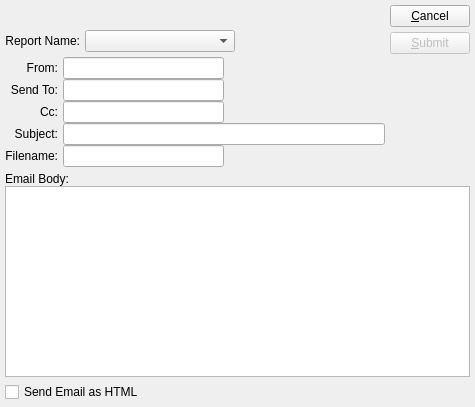
First picture: the form in xtuple/trunk/guiclient/deliverSalesOrder.ui, repository WooodHead/xtuple, before the edit.
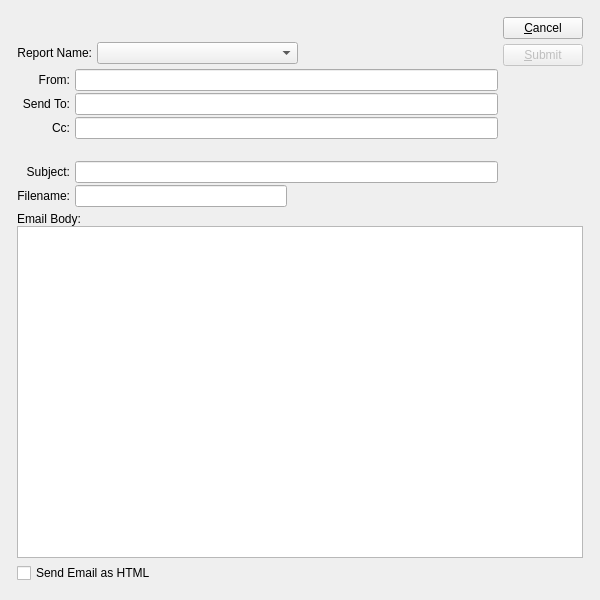
Second picture: the form after the edit. Custom widgets are drawn as their Qt base class.

Patch:
```diff
--- a/xtuple/trunk/guiclient/deliverSalesOrder.ui
+++ b/xtuple/trunk/guiclient/deliverSalesOrder.ui
@@ -5,19 +5,29 @@
    <rect>
     <x>0</x>
     <y>0</y>
-    <width>475</width>
-    <height>407</height>
+    <width>600</width>
+    <height>600</height>
    </rect>
   </property>
   <property name="windowTitle" >
    <string>E-mail Sales Order Form</string>
   </property>
-  <layout class="QVBoxLayout" >
-   <item>
-    <layout class="QHBoxLayout" >
-     <item>
-      <layout class="QVBoxLayout" >
-       <item>
+  <layout class="QGridLayout" >
+   <item row="0" column="0" >
+    <layout class="QGridLayout" >
+     <property name="leftMargin" >
+      <number>12</number>
+     </property>
+     <property name="topMargin" >
+      <number>12</number>
+     </property>
+     <property name="rightMargin" >
+      <number>12</number>
+     </property>
+     <property name="bottomMargin" >
+      <number>12</number>
+     </property>
+     <item row="0" column="0" >
         <layout class="QHBoxLayout" >
          <item>
           <widget class="SoCluster" name="_so" >
@@ -41,7 +51,53 @@
          </item>
         </layout>
        </item>
+     <item rowspan="3" row="0" column="1" >
+      <layout class="QVBoxLayout" >
+       <property name="spacing" >
+        <number>5</number>
+       </property>
        <item>
+        <widget class="QPushButton" name="_close" >
+         <property name="text" >
+          <string>&amp;Cancel</string>
+         </property>
+        </widget>
+       </item>
+       <item>
+        <widget class="QPushButton" name="_submit" >
+         <property name="enabled" >
+          <bool>false</bool>
+         </property>
+         <property name="text" >
+          <string>&amp;Submit</string>
+         </property>
+         <property name="shortcut" >
+          <string>Alt+S</string>
+         </property>
+         <property name="default" >
+          <bool>true</bool>
+         </property>
+        </widget>
+       </item>
+       <item>
+        <spacer>
+         <property name="orientation" >
+          <enum>Qt::Vertical</enum>
+         </property>
+         <property name="sizeType" >
+          <enum>QSizePolicy::Expanding</enum>
+         </property>
+         <property name="sizeHint" >
+          <size>
+           <width>20</width>
+           <height>20</height>
+          </size>
+         </property>
+        </spacer>
+       </item>
+      </layout>
+     </item>
+     <item row="1" column="0" >
         <layout class="QHBoxLayout" >
          <item>
           <widget class="QLabel" name="_reportLit" >
@@ -78,17 +134,12 @@
          </item>
         </layout>
        </item>
-       <item>
-        <layout class="QHBoxLayout" >
-         <property name="spacing" >
-          <number>5</number>
-         </property>
-         <item>
-          <layout class="QVBoxLayout" >
-           <property name="spacing" >
-            <number>0</number>
-           </property>
-           <item>
+     <item row="2" column="0" >
+      <layout class="QGridLayout" >
+       <property name="verticalSpacing" >
+        <number>2</number>
+       </property>
+       <item row="0" column="0" >
             <widget class="QLabel" name="_fromEmailLit" >
              <property name="text" >
               <string>From:</string>
@@ -98,7 +149,10 @@
              </property>
             </widget>
            </item>
-           <item>
+       <item row="0" column="1" >
+        <widget class="XLineEdit" name="_fromEmail" />
+       </item>
+       <item row="1" column="0" >
             <widget class="QLabel" name="_emailLit" >
              <property name="text" >
               <string>Send To:</string>
@@ -108,7 +162,10 @@
              </property>
             </widget>
            </item>
-           <item>
+       <item row="1" column="1" >
+        <widget class="XLineEdit" name="_email" />
+       </item>
+       <item row="2" column="0" >
             <widget class="QLabel" name="_ccLit" >
              <property name="text" >
               <string>Cc:</string>
@@ -118,7 +175,10 @@
              </property>
             </widget>
            </item>
-           <item>
+       <item row="2" column="1" >
+        <widget class="XLineEdit" name="_cc" />
+       </item>
+       <item row="4" column="0" >
             <widget class="QLabel" name="_subjectLit" >
              <property name="text" >
               <string>Subject:</string>
@@ -128,7 +188,10 @@
              </property>
             </widget>
            </item>
-           <item>
+       <item row="4" column="1" >
+        <widget class="XLineEdit" name="_subject" />
+       </item>
+       <item row="5" column="0" >
             <widget class="QLabel" name="_fileNameLit" >
              <property name="text" >
               <string>Filename:</string>
@@ -138,95 +201,7 @@
              </property>
             </widget>
            </item>
-          </layout>
-         </item>
-         <item>
-          <layout class="QVBoxLayout" >
-           <property name="spacing" >
-            <number>0</number>
-           </property>
-           <item>
-            <layout class="QHBoxLayout" >
-             <property name="spacing" >
-              <number>0</number>
-             </property>
-             <item>
-              <widget class="XLineEdit" name="_fromEmail" />
-             </item>
-             <item>
-              <spacer>
-               <property name="orientation" >
-                <enum>Qt::Horizontal</enum>
-               </property>
-               <property name="sizeType" >
-                <enum>QSizePolicy::Expanding</enum>
-               </property>
-               <property name="sizeHint" >
-                <size>
-                 <width>41</width>
-                 <height>10</height>
-                </size>
-               </property>
-              </spacer>
-             </item>
-            </layout>
-           </item>
-           <item>
-            <layout class="QHBoxLayout" >
-             <property name="spacing" >
-              <number>0</number>
-             </property>
-             <item>
-              <widget class="XLineEdit" name="_email" />
-             </item>
-             <item>
-              <spacer>
-               <property name="orientation" >
-                <enum>Qt::Horizontal</enum>
-               </property>
-               <property name="sizeType" >
-                <enum>QSizePolicy::Expanding</enum>
-               </property>
-               <property name="sizeHint" >
-                <size>
-                 <width>41</width>
-                 <height>10</height>
-                </size>
-               </property>
-              </spacer>
-             </item>
-            </layout>
-           </item>
-           <item>
-            <layout class="QHBoxLayout" >
-             <property name="spacing" >
-              <number>0</number>
-             </property>
-             <item>
-              <widget class="XLineEdit" name="_cc" />
-             </item>
-             <item>
-              <spacer>
-               <property name="orientation" >
-                <enum>Qt::Horizontal</enum>
-               </property>
-               <property name="sizeType" >
-                <enum>QSizePolicy::Expanding</enum>
-               </property>
-               <property name="sizeHint" >
-                <size>
-                 <width>41</width>
-                 <height>10</height>
-                </size>
-               </property>
-              </spacer>
-             </item>
-            </layout>
-           </item>
-           <item>
-            <widget class="XLineEdit" name="_subject" />
-           </item>
-           <item>
+       <item row="5" column="1" >
             <layout class="QHBoxLayout" >
              <property name="spacing" >
               <number>0</number>
@@ -252,48 +227,11 @@
              </item>
             </layout>
            </item>
-          </layout>
-         </item>
-        </layout>
-       </item>
-      </layout>
-     </item>
-     <item>
-      <layout class="QVBoxLayout" >
-       <property name="spacing" >
-        <number>5</number>
-       </property>
-       <item>
-        <widget class="QPushButton" name="_close" >
-         <property name="text" >
-          <string>&amp;Cancel</string>
-         </property>
-        </widget>
-       </item>
-       <item>
-        <widget class="QPushButton" name="_submit" >
-         <property name="enabled" >
-          <bool>false</bool>
-         </property>
-         <property name="text" >
-          <string>&amp;Submit</string>
-         </property>
-         <property name="shortcut" >
-          <string>Alt+S</string>
-         </property>
-         <property name="default" >
-          <bool>true</bool>
-         </property>
-        </widget>
-       </item>
-       <item>
+       <item row="3" column="1" >
         <spacer>
          <property name="orientation" >
           <enum>Qt::Vertical</enum>
          </property>
-         <property name="sizeType" >
-          <enum>QSizePolicy::Expanding</enum>
-         </property>
          <property name="sizeHint" >
           <size>
            <width>20</width>
@@ -304,10 +242,8 @@
        </item>
       </layout>
      </item>
-    </layout>
-   </item>
-   <item>
-    <widget class="QFrame" name="frame" >
+     <item row="3" column="0" colspan="2" >
+      <widget class="QFrame" name="_frame" >
      <property name="sizePolicy" >
       <sizepolicy vsizetype="Expanding" hsizetype="Preferred" >
        <horstretch>0</horstretch>
@@ -352,14 +288,16 @@
      </layout>
     </widget>
    </item>
-   <item>
-    <widget class="XCheckBox" name="_emailHTML" >
+     <item row="4" column="0" colspan="2" >
+      <widget class="QCheckBox" name="_emailHTML" >
      <property name="text" >
       <string>Send Email as HTML</string>
      </property>
     </widget>
    </item>
   </layout>
+   </item>
+  </layout>
  </widget>
  <layoutdefault spacing="5" margin="5" />
  <pixmapfunction>qPixmapFromMimeSource</pixmapfunction>
@@ -369,11 +307,6 @@
    <extends>QWidget</extends>
    <header>socluster.h</header>
   </customwidget>
-  <customwidget>
-   <class>XCheckBox</class>
-   <extends>QCheckBox</extends>
-   <header>xcheckbox.h</header>
-  </customwidget>
   <customwidget>
    <class>XComboBox</class>
    <extends>QComboBox</extends>
```
Lines whose indentation alone changed are shown as unchanged.
